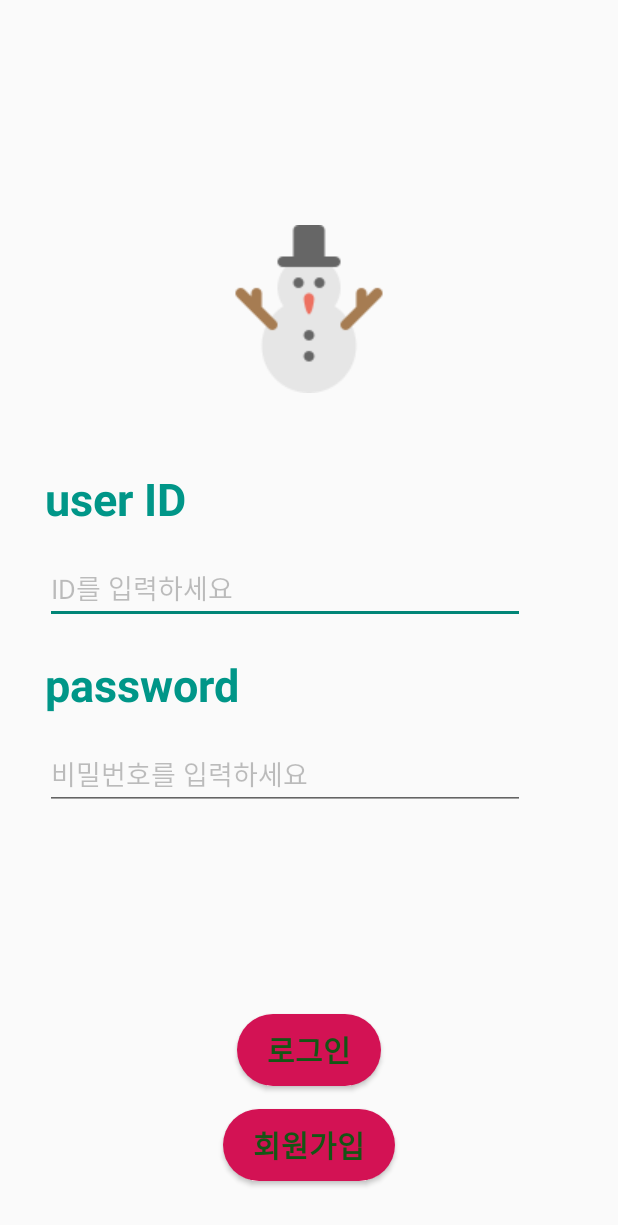
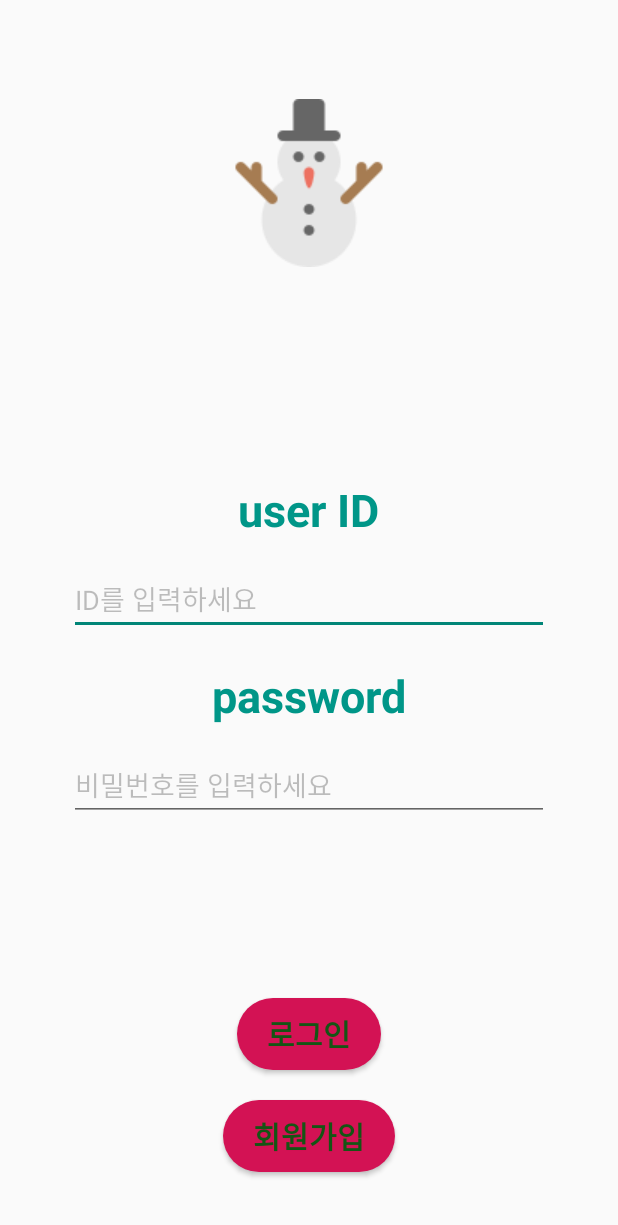
Before and after one commit to YoungjeongChoi/introduce_app, an Android app: the screen it shows after launch (SignInActivity), on a phone screen of 412 x 824 dp. Shown: the top 1225 px of the screen. Run offline under Robolectric (Android 15) with nearby library versions, the light colour scheme and no system bars.

Commit message:
linearLayoutTry

```diff
--- a/app/src/main/res/layout/activity_sgin_in.xml
+++ b/app/src/main/res/layout/activity_sgin_in.xml
@@ -6,100 +6,131 @@
     android:layout_height="match_parent"
     tools:context=".SignInActivity">
 
+    <LinearLayout
+        android:layout_width="match_parent"
+        android:layout_height="match_parent"
+        android:orientation="vertical"
+        android:weightSum="7">
+
+        <LinearLayout
+            android:id="@+id/layout_image"
+            android:layout_width="match_parent"
+            android:layout_height="wrap_content"
+            android:layout_weight="1"
+            android:orientation="vertical"
+            android:gravity="center">
+
             <ImageView
                 android:id="@+id/img_logo"
                 android:layout_width="wrap_content"
                 android:layout_height="wrap_content"
-        android:layout_marginLeft="0dp"
-        android:layout_marginTop="150dp"
-        android:layout_marginRight="0dp"
+                android:layout_marginHorizontal="0dp"
+                android:layout_marginVertical="50dp"
                 android:src="@drawable/signin_logo_xhdpi"
 
                 app:layout_constraintLeft_toLeftOf="parent"
                 app:layout_constraintRight_toRightOf="parent"
-        app:layout_constraintTop_toTopOf="parent" />
+                />
+        </LinearLayout>
 
+
+        <LinearLayout
+            android:id="@+id/layout_text"
+            android:layout_width="match_parent"
+            android:layout_height="wrap_content"
+            android:layout_weight="4"
+            android:orientation="vertical"
+            android:gravity="center">
 
             <TextView
                 android:id="@+id/tv_id"
+                style="@style/TextViewTitle"
                 android:layout_width="wrap_content"
                 android:layout_height="wrap_content"
+                android:layout_marginTop="10dp"
                 android:text="@string/id"
-        style="@style/TextViewTitle"
-        android:layout_marginTop="50dp"
-        android:layout_marginStart="30dp"
 
-        app:layout_constraintTop_toBottomOf="@+id/img_logo"
                 app:layout_constraintLeft_toLeftOf="parent"
                 />
 
 
             <EditText
                 android:id="@+id/et_id"
+                style="@style/EditTextInput"
                 android:layout_width="wrap_content"
                 android:layout_height="wrap_content"
-        style="@style/EditTextInput"
                 android:hint="@string/prev_id"
                 android:textColorHint="#40000000"
 
-        app:layout_constraintTop_toBottomOf="@+id/tv_id"
                 app:layout_constraintLeft_toLeftOf="@+id/tv_id"
-        />
+                app:layout_constraintTop_toBottomOf="@+id/tv_id" />
 
             <TextView
                 android:id="@+id/tv_pw"
+                style="@style/TextViewTitle"
                 android:layout_width="wrap_content"
                 android:layout_height="wrap_content"
+                android:layout_marginTop="20dp"
                 android:text="@string/password"
-        style="@style/TextViewTitle"
-        android:layout_marginTop="20dp"
 
+                app:layout_constraintLeft_toLeftOf="@id/tv_id"
                 app:layout_constraintTop_toBottomOf="@+id/et_id"
-        app:layout_constraintLeft_toLeftOf="@id/tv_id"
-
                 />
 
 
             <EditText
                 android:id="@+id/et_pw"
+                style="@style/EditTextInput"
                 android:layout_width="wrap_content"
                 android:layout_height="wrap_content"
+                android:hint="@string/prev_pw"
                 android:inputType="textPassword"
-        style="@style/EditTextInput"
-        android:hint="@string/prev_pw"
                 android:textColorHint="#40000000"
+                android:layout_marginBottom="20dp"
 
-        app:layout_constraintTop_toBottomOf="@+id/tv_pw"
                 app:layout_constraintLeft_toLeftOf="@+id/et_id"
-        />
+                app:layout_constraintTop_toBottomOf="@+id/tv_pw" />
+
+        </LinearLayout>
+
+        <LinearLayout
+            android:id="@+id/layout_btn"
+            android:layout_width="match_parent"
+            android:layout_height="wrap_content"
+            android:layout_weight="2"
+            android:orientation="vertical"
+            android:gravity="center">
 
             <Button
                 android:id="@+id/btn_sign_in"
+                style="@style/Button"
                 android:layout_width="wrap_content"
                 android:layout_height="wrap_content"
+                android:layout_marginBottom="20dp"
                 android:text="@string/sign_in"
-        style="@style/Button"
-        android:layout_marginBottom="100dp"
 
                 app:layout_constraintBottom_toBottomOf="parent"
                 app:layout_constraintLeft_toLeftOf="parent"
-        app:layout_constraintRight_toRightOf="parent"
-        />
+                app:layout_constraintRight_toRightOf="parent" />
 
             <Button
                 android:id="@+id/btn_sign_up"
+                style="@style/Button"
                 android:layout_width="wrap_content"
                 android:layout_height="wrap_content"
+                android:layout_marginBottom="10dp"
                 android:text="@string/sign_up"
-        style="@style/Button"
-        android:layout_marginTop="15dp"
 
-        app:layout_constraintTop_toBottomOf="@+id/btn_sign_in"
                 app:layout_constraintLeft_toLeftOf="@+id/btn_sign_in"
                 app:layout_constraintRight_toRightOf="@+id/btn_sign_in"
+                app:layout_constraintTop_toBottomOf="@+id/btn_sign_in"
 
                 />
 
+        </LinearLayout>
+
+
+    </LinearLayout>
 
 
     <!--    <com.google.android.material.textfield.TextInputLayout-->
```
Lines whose indentation alone changed are shown as unchanged.
